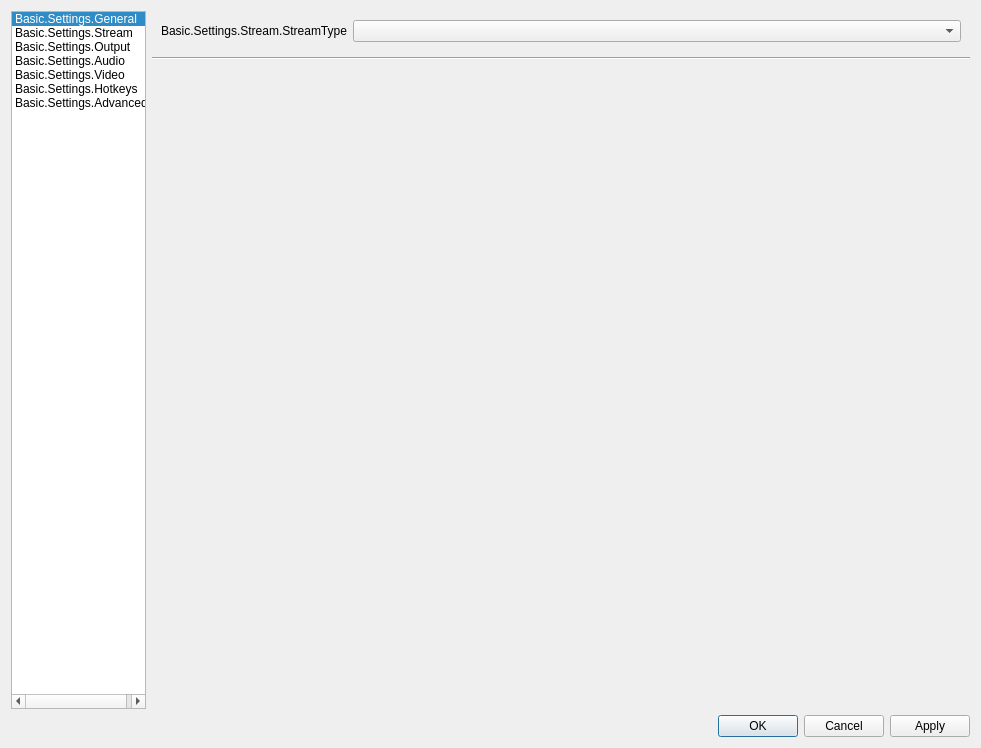
The window that UI/forms/OBSBasicSettings.ui (GameKyuubi/obs-studio) describes before a commit, drawn with Qt 5.
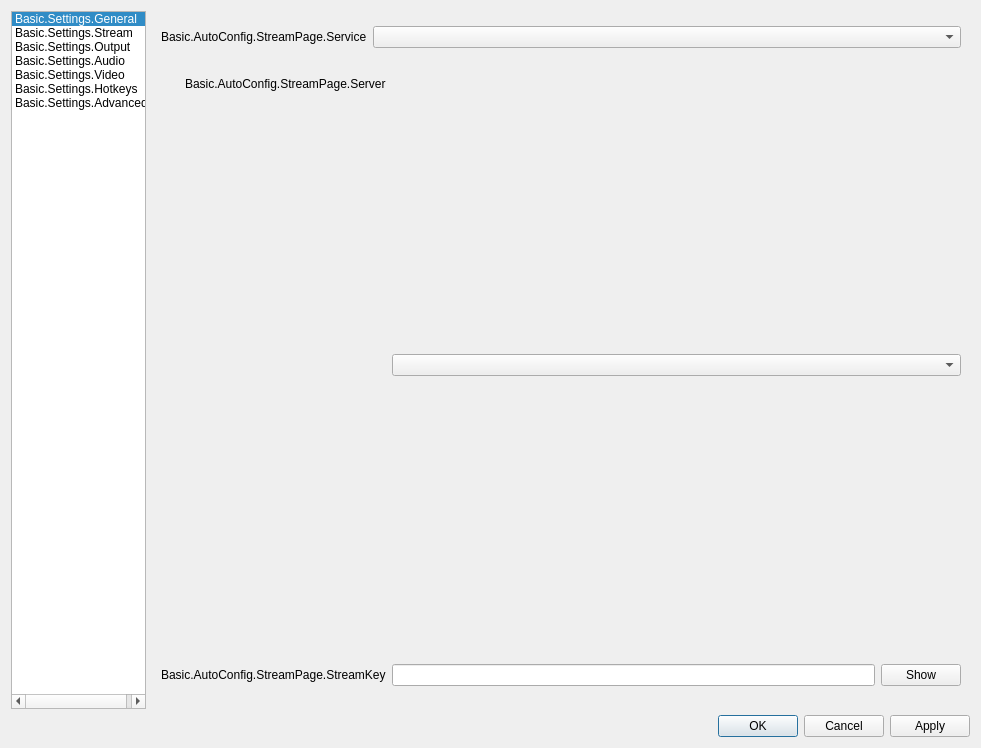
The same window after the commit. The open tabs and pages were chosen to show the change. Icons and pictures are not drawn.

Commit message:
UI: Improve/refactor autoconfig/settings service UI
Makes it so that services can have custom handling on a per-service
basis.  The bottom part of the service pane is now a stacked widget
which can now be customized for different types of services
(particularly OAuth services).

The edit to the form file:
```diff
--- a/UI/forms/OBSBasicSettings.ui
+++ b/UI/forms/OBSBasicSettings.ui
@@ -686,91 +686,192 @@
           <number>0</number>
          </property>
          <item>
-          <widget class="QWidget" name="streamContainer" native="true">
+          <widget class="QWidget" name="widget_5" native="true">
            <property name="sizePolicy">
-            <sizepolicy hsizetype="Preferred" vsizetype="Minimum">
+            <sizepolicy hsizetype="Preferred" vsizetype="Maximum">
              <horstretch>0</horstretch>
              <verstretch>0</verstretch>
             </sizepolicy>
            </property>
-           <layout class="QVBoxLayout" name="verticalLayout_6">
-            <property name="leftMargin">
-             <number>0</number>
+           <layout class="QFormLayout" name="topStreamLayout">
+            <property name="fieldGrowthPolicy">
+             <enum>QFormLayout::AllNonFixedFieldsGrow</enum>
             </property>
-            <property name="topMargin">
-             <number>0</number>
+            <property name="labelAlignment">
+             <set>Qt::AlignRight|Qt::AlignTrailing|Qt::AlignVCenter</set>
             </property>
-            <property name="rightMargin">
-             <number>0</number>
-            </property>
-            <property name="bottomMargin">
-             <number>0</number>
-            </property>
-            <item alignment="Qt::AlignTop">
-             <widget class="QWidget" name="widget_5" native="true">
-              <property name="sizePolicy">
-               <sizepolicy hsizetype="Preferred" vsizetype="Maximum">
-                <horstretch>0</horstretch>
-                <verstretch>0</verstretch>
-               </sizepolicy>
+            <item row="2" column="0">
+             <widget class="QLabel" name="serviceLabel">
+              <property name="text">
+               <string>Basic.AutoConfig.StreamPage.Service</string>
               </property>
-              <layout class="QVBoxLayout" name="verticalLayout_7">
-               <property name="leftMargin">
-                <number>0</number>
-               </property>
-               <property name="topMargin">
-                <number>0</number>
-               </property>
-               <property name="rightMargin">
-                <number>0</number>
-               </property>
-               <property name="bottomMargin">
-                <number>0</number>
-               </property>
-               <item>
-                <widget class="QWidget" name="widget_6" native="true">
-                 <layout class="QFormLayout" name="formLayout_8">
-                  <property name="fieldGrowthPolicy">
-                   <enum>QFormLayout::AllNonFixedFieldsGrow</enum>
-                  </property>
-                  <item row="0" column="0">
-                   <widget class="QLabel" name="label_21">
-                    <property name="minimumSize">
-                     <size>
-                      <width>170</width>
-                      <height>0</height>
-                     </size>
-                    </property>
-                    <property name="text">
-                     <string>Basic.Settings.Stream.StreamType</string>
-                    </property>
-                    <property name="alignment">
-                     <set>Qt::AlignRight|Qt::AlignTrailing|Qt::AlignVCenter</set>
-                    </property>
-                    <property name="buddy">
-                     <cstring>streamType</cstring>
-                    </property>
-                   </widget>
-                  </item>
-                  <item row="0" column="1">
-                   <widget class="QComboBox" name="streamType"/>
-                  </item>
-                 </layout>
-                </widget>
-               </item>
-               <item>
-                <widget class="Line" name="line">
-                 <property name="orientation">
-                  <enum>Qt::Horizontal</enum>
-                 </property>
-                </widget>
-               </item>
-              </layout>
+              <property name="buddy">
+               <cstring>service</cstring>
+              </property>
              </widget>
             </item>
+            <item row="2" column="1">
+             <widget class="QComboBox" name="service">
+              <property name="maxVisibleItems">
+               <number>20</number>
+              </property>
+             </widget>
+            </item>
+            <item row="1" column="0">
+             <spacer name="horizontalSpacer_17">
+              <property name="orientation">
+               <enum>Qt::Horizontal</enum>
+              </property>
+              <property name="sizeHint" stdset="0">
+               <size>
+                <width>170</width>
+                <height>0</height>
+               </size>
+              </property>
+             </spacer>
+            </item>
            </layout>
           </widget>
          </item>
+         <item>
+          <widget class="QStackedWidget" name="streamStackWidget">
+           <property name="sizePolicy">
+            <sizepolicy hsizetype="Expanding" vsizetype="Expanding">
+             <horstretch>0</horstretch>
+             <verstretch>0</verstretch>
+            </sizepolicy>
+           </property>
+           <property name="currentIndex">
+            <number>0</number>
+           </property>
+           <widget class="QWidget" name="streamKeyPage">
+            <layout class="QFormLayout" name="streamkeyPageLayout">
+             <property name="fieldGrowthPolicy">
+              <enum>QFormLayout::AllNonFixedFieldsGrow</enum>
+             </property>
+             <property name="labelAlignment">
+              <set>Qt::AlignRight|Qt::AlignTrailing|Qt::AlignVCenter</set>
+             </property>
+             <item row="0" column="0">
+              <widget class="QLabel" name="serverLabel">
+               <property name="text">
+                <string>Basic.AutoConfig.StreamPage.Server</string>
+               </property>
+              </widget>
+             </item>
+             <item row="0" column="1">
+              <widget class="QStackedWidget" name="serverStackedWidget">
+               <property name="currentIndex">
+                <number>0</number>
+               </property>
+               <widget class="QWidget" name="servicePage">
+                <layout class="QHBoxLayout" name="horizontalLayout_21">
+                 <property name="leftMargin">
+                  <number>0</number>
+                 </property>
+                 <property name="topMargin">
+                  <number>0</number>
+                 </property>
+                 <property name="rightMargin">
+                  <number>0</number>
+                 </property>
+                 <property name="bottomMargin">
+                  <number>0</number>
+                 </property>
+                 <item>
+                  <widget class="QComboBox" name="server"/>
+                 </item>
+                </layout>
+               </widget>
+               <widget class="QWidget" name="customPage">
+                <layout class="QHBoxLayout" name="horizontalLayout_22">
+                 <property name="leftMargin">
+                  <number>0</number>
+                 </property>
+                 <property name="topMargin">
+                  <number>0</number>
+                 </property>
+                 <property name="rightMargin">
+                  <number>0</number>
+                 </property>
+                 <property name="bottomMargin">
+                  <number>0</number>
+                 </property>
+                 <item>
+                  <widget class="QLineEdit" name="customServer"/>
+                 </item>
+                </layout>
+               </widget>
+              </widget>
+             </item>
+             <item row="1" column="0">
+              <widget class="QLabel" name="streamKeyLabel">
+               <property name="text">
+                <string>Basic.AutoConfig.StreamPage.StreamKey</string>
+               </property>
+               <property name="openExternalLinks">
+                <bool>true</bool>
+               </property>
+               <property name="buddy">
+                <cstring>key</cstring>
+               </property>
+              </widget>
+             </item>
+             <item row="1" column="1">
+              <widget class="QWidget" name="streamKeyWidget" native="true">
+               <layout class="QHBoxLayout" name="horizontalLayout_11">
+                <property name="leftMargin">
+                 <number>0</number>
+                </property>
+                <property name="topMargin">
+                 <number>0</number>
+                </property>
+                <property name="rightMargin">
+                 <number>0</number>
+                </property>
+                <property name="bottomMargin">
+                 <number>0</number>
+                </property>
+                <item>
+                 <widget class="QLineEdit" name="key">
+                  <property name="inputMask">
+                   <string notr="true"/>
+                  </property>
+                  <property name="text">
+                   <string notr="true"/>
+                  </property>
+                  <property name="echoMode">
+                   <enum>QLineEdit::Password</enum>
+                  </property>
+                 </widget>
+                </item>
+                <item>
+                 <widget class="QPushButton" name="show">
+                  <property name="text">
+                   <string>Show</string>
+                  </property>
+                 </widget>
+                </item>
+               </layout>
+              </widget>
+             </item>
+             <item row="2" column="0">
+              <spacer name="horizontalSpacer_18">
+               <property name="orientation">
+                <enum>Qt::Horizontal</enum>
+               </property>
+               <property name="sizeHint" stdset="0">
+                <size>
+                 <width>170</width>
+                 <height>8</height>
+                </size>
+               </property>
+              </spacer>
+             </item>
+            </layout>
+           </widget>
+          </widget>
+         </item>
         </layout>
        </widget>
        <widget class="QWidget" name="outputPage">
```
Left out of the diff: 129 changed lines with no effect on the pictures. The commit also changes 8 other files.
